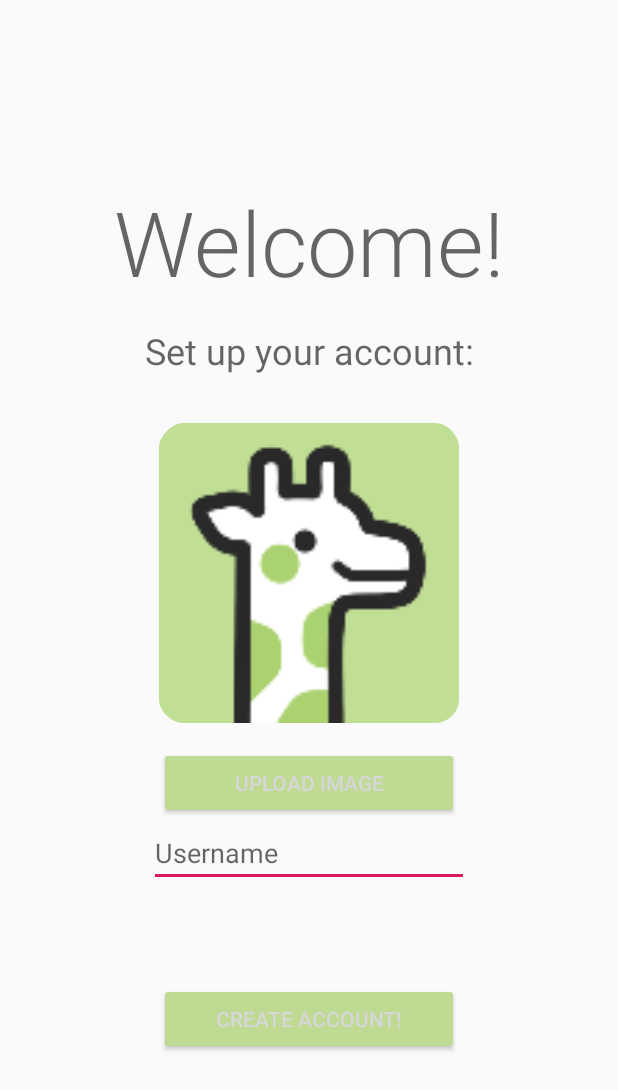
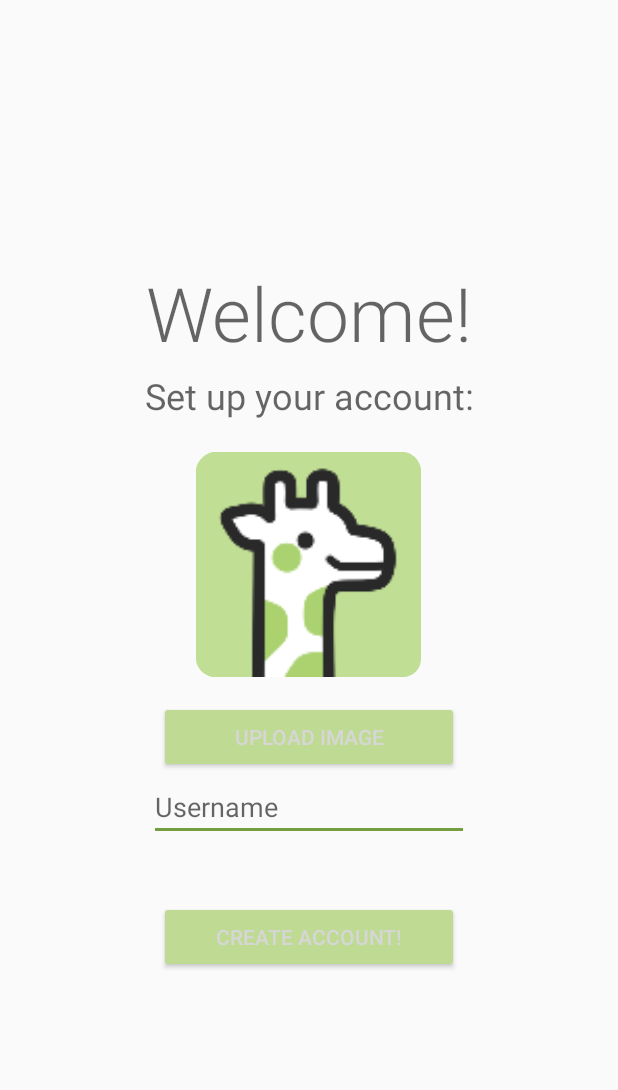
Before and after one commit to duchnguy14/LimboApp, an Android app: the SignUpActivity screen opened directly, with no data from a screen before it, on a phone screen of 412 x 824 dp. Shown: the top 1090 px of the screen. Run offline under Robolectric (Android 15) with nearby library versions, the phone set to English and light mode, and no system bars.

Commit message:
Finished setting up sign in.

```diff
--- a/app/src/main/java/com/example/limboapp/LogInActivity.java
+++ b/app/src/main/java/com/example/limboapp/LogInActivity.java
@@ -110,6 +110,7 @@ public class LogInActivity extends AppCompatActivity implements View.OnClickList
             // if an account already exists, direct the user to the main activity
             if(newUser) {
                 // if this is the first time the user is using the app, send them to sign up activity
+                goToSignUp(findViewById(android.R.id.content).getRootView());
             }
             else {
                 // else, take user to main activity
--- a/app/src/main/res/layout/activity_sign_up.xml
+++ b/app/src/main/res/layout/activity_sign_up.xml
@@ -16,13 +16,13 @@
         android:layout_height="wrap_content"
         android:text="Welcome!"
         android:textAppearance="@style/TextAppearance.AppCompat.Display4"
-        android:textSize="60dp" />
+        android:textSize="50dp" />
 
     <TextView
         android:id="@+id/chooseIcon"
         android:layout_width="match_parent"
         android:layout_height="wrap_content"
-        android:paddingVertical="@dimen/activity_vertical_margin"
+        android:paddingVertical="5dp"
         android:text="Set up your account:"
         android:textAlignment="center"
         android:textAppearance="@style/TextAppearance.AppCompat.Display1"
@@ -30,8 +30,8 @@
 
     <ImageView
         android:id="@+id/inputIcon"
-        android:layout_width="200dp"
-        android:layout_height="200dp"
+        android:layout_width="150dp"
+        android:layout_height="150dp"
         android:layout_marginVertical="@dimen/activity_vertical_margin"
         android:src="@mipmap/ic_launcher" />
 
@@ -56,7 +56,7 @@
         android:id="@+id/createAccount"
         android:layout_width="200dp"
         android:layout_height="wrap_content"
-        android:layout_marginTop="@android:dimen/notification_large_icon_height"
+        android:layout_marginTop="40dp"
         android:backgroundTint="@color/colorPrimary"
         android:text="Create Account!"
         android:textColor="@color/com_facebook_primary_button_text_color" />
--- a/app/src/main/res/values/colors.xml
+++ b/app/src/main/res/values/colors.xml
@@ -2,5 +2,5 @@
 <resources>
     <color name="colorPrimary">#BFDA92</color>
     <color name="colorPrimaryDark">#CFCFD0</color>
-    <color name="colorAccent">#D81B60</color>
+    <color name="colorAccent">#749E3E</color>
 </resources>
```
Also changed, not shown: app/src/main/java/com/example/limboapp/SignUpActivity.java (+35 -10 lines).
